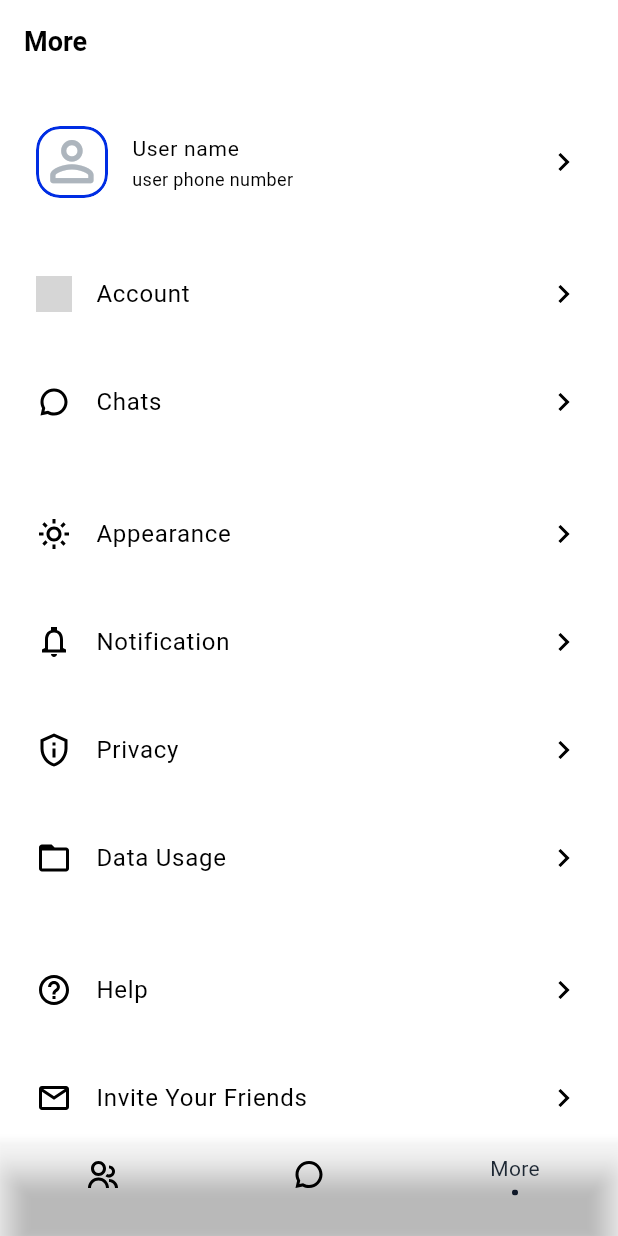
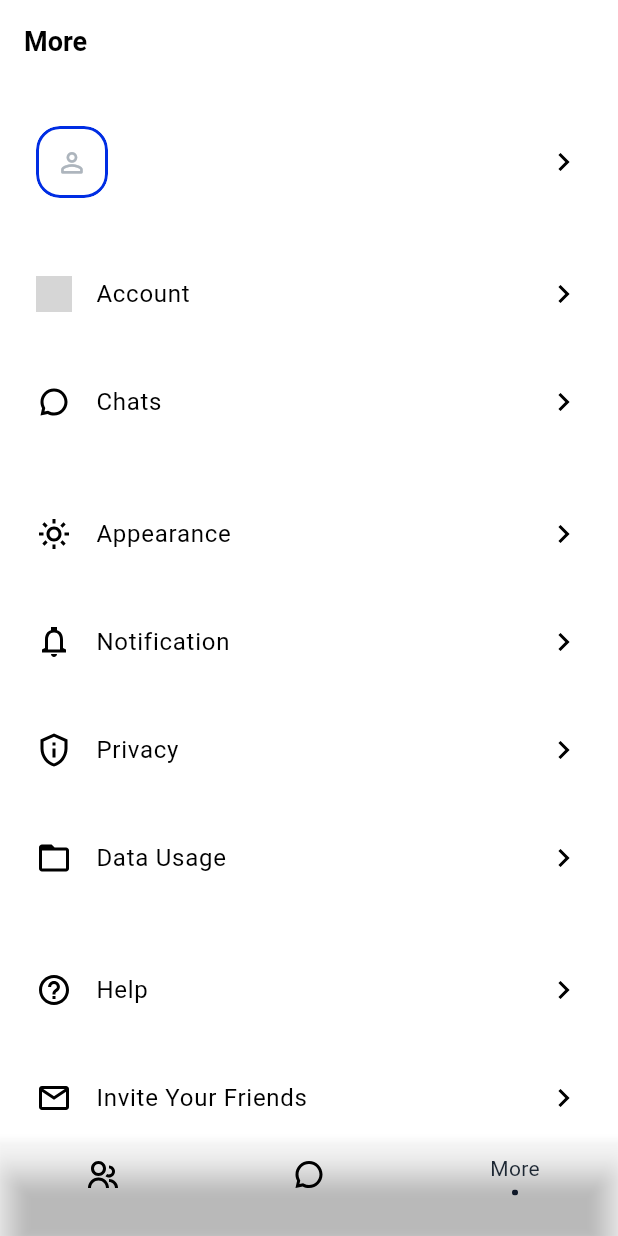
Before and after one commit to elisheba-beep/chateo, a Flutter app: the screen it shows once a user with an empty profile is signed in, item 3 of the bottom bar chosen, on a phone screen of 412 x 824 dp. Run offline on Flutter 3.47's test engine with Material 3 defaults, Android fonts, the phone set to English and light mode, and no system bars; our stand-ins replace cloud_firestore, firebase_auth, firebase_core, flutter_riverpod, flutter_svg, go_router and 4 more; accounts and stored records are empty; generated files the repository leaves out were written again; Roboto replaces fonts that are missing (Mulish); grey boxes are pictures that could not be loaded.

Commit message:
show list of users and show user profile information

```diff
--- a/lib/core/widgets/avatar/chateo_avatar.dart
+++ b/lib/core/widgets/avatar/chateo_avatar.dart
@@ -1,3 +1,5 @@
+import 'dart:typed_data';
+
 import 'package:chateo/core/theme/app_colors.dart';
 import 'package:material_ui/material_ui.dart';
 
@@ -10,6 +12,7 @@ class ChateoAvatar extends StatelessWidget {
   final double radius;
   final bool isOnline;
   final VoidCallback? onTap;
+  final Uint8List? imageBytes;
 
   const ChateoAvatar({
     super.key,
@@ -19,11 +22,13 @@ class ChateoAvatar extends StatelessWidget {
     this.radius = 48,
     this.isOnline = false,
     this.onTap,
+    this.imageBytes,
   });
 
   @override
   Widget build(BuildContext context) {
     ImageProvider? getAvatarImage() {
+      if(imageBytes != null) return MemoryImage(imageBytes!);
       if (imageUrl != null && imageUrl!.isNotEmpty) {
         return NetworkImage(imageUrl!);
       }
@@ -53,14 +58,16 @@ class ChateoAvatar extends StatelessWidget {
               ),
               child: avatarImage == null
                   ? (initials != null && initials!.isNotEmpty)
-                        ? Text(
+                        ? Center(
+                          child: Text(
                               initials!.toUpperCase(),
                               style: TextStyle(
-                              fontSize: radius * 0.7,
+                                fontSize: radius,
                                 fontWeight: FontWeight.bold,
                                 color: const Color(
                                   0xFF002DE3,
                                 ), // Primary Brand Color
+                              ),
                             ),
                         )
                         : Icon(
--- a/lib/features/chat/presentation/screens/individual_chat_screen.dart
+++ b/lib/features/chat/presentation/screens/individual_chat_screen.dart
@@ -1,13 +1,15 @@
 import 'package:chateo/core/constants/sized_boxes.dart';
 import 'package:chateo/core/theme/app_text_styles.dart';
 import 'package:chateo/core/widgets/input/chateo_chat_input_bar.dart';
+import 'package:chateo/features/users/data/models/user_profile.dart';
 import 'package:flutter_svg/svg.dart';
 import 'package:go_router/go_router.dart';
 import 'package:material_ui/material_ui.dart';
 import 'package:flutter_riverpod/flutter_riverpod.dart';
 
 class IndividualChatScreen extends ConsumerStatefulWidget {
-  const IndividualChatScreen({super.key});
+  const IndividualChatScreen({required this.user, super.key});
+  final UserProfile user;
 
   @override
   ConsumerState<ConsumerStatefulWidget> createState() =>
@@ -21,7 +23,7 @@ class _IndividualChatScreenState extends ConsumerState<IndividualChatScreen> {
     return Scaffold(
       appBar: AppBar(
         backgroundColor: Colors.transparent,
-        title: Text('user name', style: AppTextStyles.title),
+        title: Text(widget.user.fullName, style: AppTextStyles.title),
         leading: IconButton(
           onPressed: () {
             context.pop();
--- a/lib/features/chat/presentation/screens/more_screen.dart
+++ b/lib/features/chat/presentation/screens/more_screen.dart
@@ -1,8 +1,10 @@
 import 'package:chateo/core/constants/sized_boxes.dart';
+import 'package:chateo/core/providers/firebase_providers.dart';
 import 'package:chateo/core/theme/app_text_styles.dart';
 import 'package:chateo/core/widgets/avatar/chateo_avatar.dart';
 import 'package:chateo/features/chat/data/mock_Settings.dart';
 import 'package:chateo/features/chat/presentation/widgets/settings_tile.dart';
+import 'package:chateo/features/users/presentation/providers/current_user_provider.dart';
 import 'package:flutter_riverpod/flutter_riverpod.dart';
 import 'package:flutter_svg/svg.dart';
 import 'package:material_ui/material_ui.dart';
@@ -13,18 +15,25 @@ class MoreScreen extends ConsumerWidget {
   @override
   Widget build(BuildContext context, WidgetRef ref) {
     final theme = Theme.of(context);
+    final profile = ref.watch(currentUserProvider);
+    final phone = ref.watch(firebaseAuthProvider).currentUser?.phoneNumber;
     return SafeArea(
       child: CustomScrollView(
         slivers: [
           SliverPadding(
             padding: EdgeInsets.symmetric(vertical: 16, horizontal: 24),
             sliver: SliverToBoxAdapter(
-              child: ListTile(
+              child: profile.when(
+                data: (user)=>ListTile(
                 contentPadding: EdgeInsets.zero,
-                leading: ChateoAvatar(),
-                title: Text('User name', style: AppTextStyles.bodyTextMedium),
+                leading: ChateoAvatar(
+                  imageBytes: user?.imageBytes,
+                  initials: user?.initials,
+                  radius: 24,
+                ),
+                title: Text(user?.fullName ?? '', style: AppTextStyles.bodyTextMedium),
                 subtitle: Text(
-                  'user phone number',
+                 phone ?? '',
                   style: AppTextStyles.bodyTextSmall,
                 ),
                 trailing: SvgPicture.asset(
@@ -37,6 +46,9 @@ class MoreScreen extends ConsumerWidget {
                   ),
                 ),
               ),
+               error: (_,_)=>const Text('Couldn\'t load your profile',),
+               loading:()=> const SizedBox(height:56, child:Center(child:CircularProgressIndicator(),),),
+               ),
             ),
           ),
           SliverPadding(
```
Also changed, not shown: lib/core/router/router_provider.dart (+8 -1 lines), lib/core/widgets/cells/chateo_chat_cell.dart (+13 -2 lines), lib/features/users/data/models/user_profile.dart (+28 -5 lines), lib/features/users/data/repositories/profile_repository.dart (+31 -0 lines), lib/features/users/presentation/providers/contacts_provider.dart (added, +19 -0 lines), lib/features/users/presentation/providers/current_user_provider.dart (added, +8 -0 lines), lib/features/users/presentation/screens/contacts_screen.dart (+25 -6 lines), lib/core/router/router_provider.g.dart, lib/features/users/presentation/providers/contacts_provider.g.dart (added), lib/features/users/presentation/providers/current_user_provider.g.dart (added), 1 other file. Lines whose indentation alone changed are shown as unchanged.
